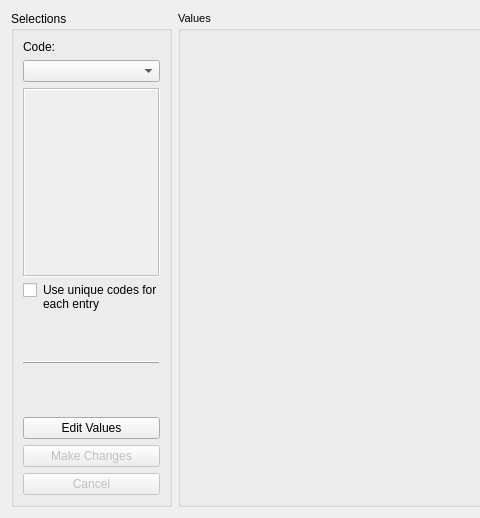
First picture: the form in SUEWSPrepare/tabs/template_widget.ui, repository UMEP-dev/UMEP, before the edit; both pictures show x 0 to 480 and y 0 to 518 of the 1060 by 518 pixel window.
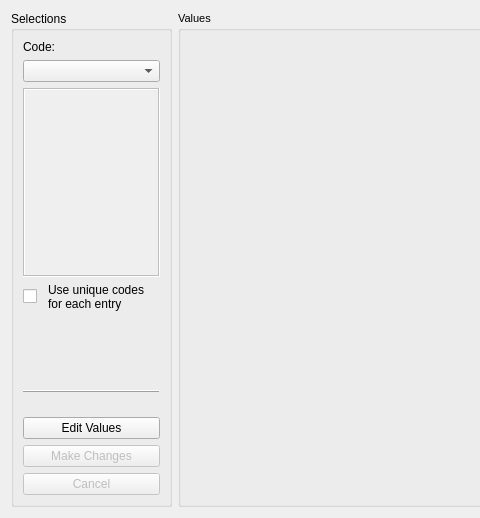
Second picture: the form after the edit.

Patch:
```diff
--- a/SUEWSPrepare/tabs/template_widget.ui
+++ b/SUEWSPrepare/tabs/template_widget.ui
@@ -35,17 +35,7 @@
       <bool>false</bool>
      </property>
      <layout class="QGridLayout" name="gridLayout">
-      <item row="0" column="0" colspan="3">
-       <widget class="QLabel" name="label">
-        <property name="text">
-         <string>Code:</string>
-        </property>
-       </widget>
-      </item>
-      <item row="1" column="0" colspan="3">
-       <widget class="QComboBox" name="comboBox"/>
-      </item>
-      <item row="2" column="0" colspan="3">
+      <item row="2" column="0" colspan="4">
        <widget class="QTextBrowser" name="exp_label">
         <property name="enabled">
          <bool>false</bool>
@@ -61,46 +51,30 @@
         </property>
        </widget>
       </item>
-      <item row="3" column="0" colspan="3">
-       <layout class="QFormLayout" name="formLayout">
-        <property name="fieldGrowthPolicy">
-         <enum>QFormLayout::AllNonFixedFieldsGrow</enum>
+      <item row="11" column="0" colspan="4">
+       <widget class="QPushButton" name="cancelButton">
+        <property name="enabled">
+         <bool>false</bool>
         </property>
-        <item row="0" column="0">
-         <widget class="QCheckBox" name="checkBox">
-          <property name="text">
-           <string/>
-          </property>
-         </widget>
-        </item>
-        <item row="0" column="1">
-         <widget class="QLabel" name="label_2">
-          <property name="text">
-           <string>Use unique codes for
-each entry</string>
-          </property>
-         </widget>
-        </item>
-       </layout>
+        <property name="text">
+         <string>Cancel</string>
+        </property>
+       </widget>
       </item>
-      <item row="4" column="2">
-       <widget class="QWidget" name="comboBox_uniquecodes" native="true">
+      <item row="10" column="0" colspan="4">
+       <widget class="QPushButton" name="changeButton">
         <property name="enabled">
          <bool>false</bool>
         </property>
-        <property name="minimumSize">
-         <size>
-          <width>100</width>
-          <height>30</height>
-         </size>
+        <property name="text">
+         <string>Make Changes</string>
         </property>
-        <property name="layoutDirection">
-         <enum>Qt::LeftToRight</enum>
-        </property>
-        <layout class="QGridLayout" name="gridLayout_17"/>
        </widget>
       </item>
-      <item row="5" column="0" rowspan="2" colspan="3">
+      <item row="1" column="0" colspan="4">
+       <widget class="QComboBox" name="comboBox"/>
+      </item>
+      <item row="7" column="0" rowspan="2" colspan="4">
        <widget class="Line" name="line">
         <property name="frameShadow">
          <enum>QFrame::Raised</enum>
@@ -110,14 +84,21 @@
         </property>
        </widget>
       </item>
-      <item row="6" column="1">
+      <item row="0" column="0" colspan="3">
+       <widget class="QLabel" name="label">
+        <property name="text">
+         <string>Code:</string>
+        </property>
+       </widget>
+      </item>
+      <item row="6" column="2">
        <widget class="QLabel" name="Image">
         <property name="text">
          <string/>
         </property>
        </widget>
       </item>
-      <item row="7" column="0" colspan="2">
+      <item row="8" column="1" colspan="2">
        <spacer name="verticalSpacer_4">
         <property name="orientation">
          <enum>Qt::Vertical</enum>
@@ -130,30 +111,42 @@
         </property>
        </spacer>
       </item>
-      <item row="8" column="0" colspan="3">
+      <item row="9" column="0" colspan="4">
        <widget class="QPushButton" name="editButton">
         <property name="text">
          <string>Edit Values</string>
         </property>
        </widget>
       </item>
-      <item row="9" column="0" colspan="3">
-       <widget class="QPushButton" name="changeButton">
-        <property name="enabled">
-         <bool>false</bool>
-        </property>
+      <item row="4" column="0" colspan="2">
+       <widget class="QCheckBox" name="checkBox">
         <property name="text">
-         <string>Make Changes</string>
+         <string/>
         </property>
        </widget>
       </item>
-      <item row="10" column="0" colspan="3">
-       <widget class="QPushButton" name="cancelButton">
+      <item row="5" column="2">
+       <widget class="QWidget" name="comboBox_uniquecodes" native="true">
         <property name="enabled">
          <bool>false</bool>
         </property>
+        <property name="minimumSize">
+         <size>
+          <width>100</width>
+          <height>30</height>
+         </size>
+        </property>
+        <property name="layoutDirection">
+         <enum>Qt::LeftToRight</enum>
+        </property>
+        <layout class="QGridLayout" name="gridLayout_17"/>
+       </widget>
+      </item>
+      <item row="4" column="2">
+       <widget class="QLabel" name="label_2">
         <property name="text">
-         <string>Cancel</string>
+         <string>Use unique codes
+for each entry</string>
         </property>
        </widget>
       </item>
```
